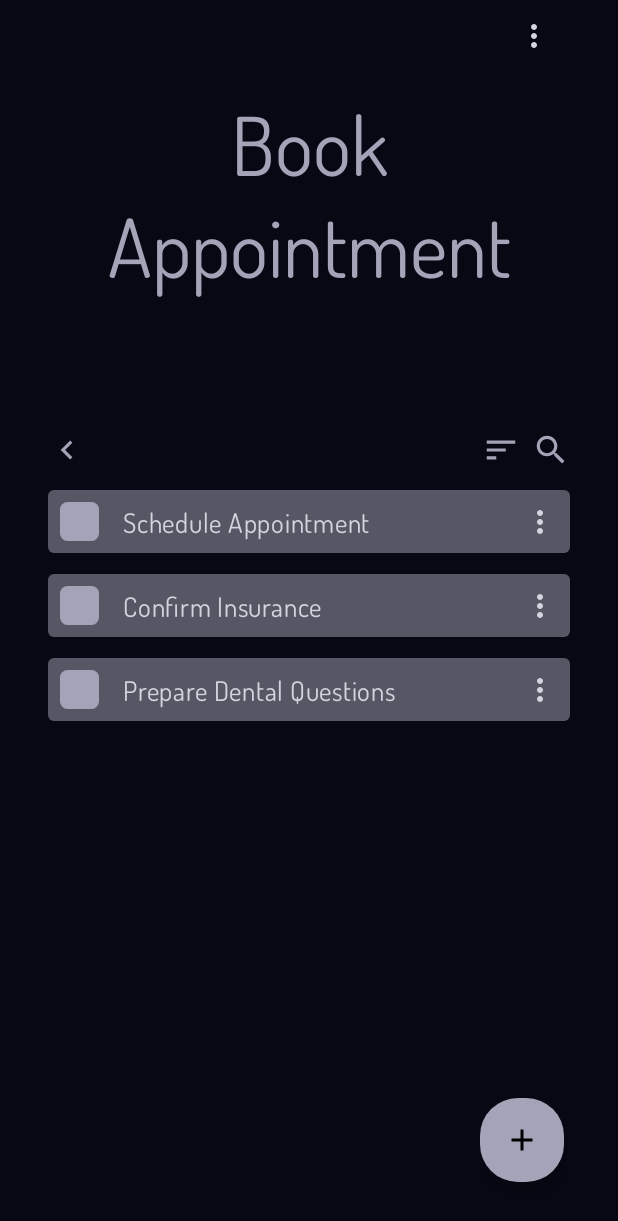
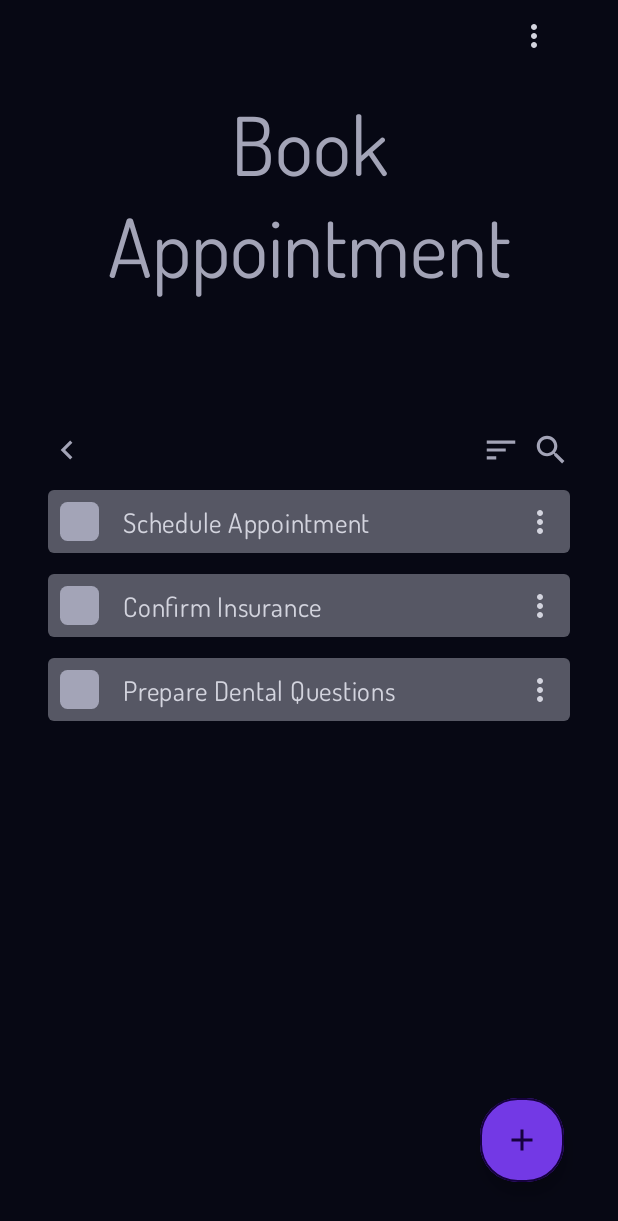
Before and after one commit to TobyNatooor/app-dev-todo, an Android app built with Jetpack Compose: the screen it shows after launch (MainActivity), after a tap on "Book Appointment", on a phone screen of 412 x 824 dp. Shown: the top 1221 px of the screen. Run offline under Robolectric (Android 15) with nearby library versions, the phone set to English and light mode, and no system bars; our stand-ins replace Room's generated code.

Commit message:
edit task new color and font, and new "new button"

```diff
--- a/app/src/main/java/com/example/todo_app/ui/feature/home/HomeList.kt
+++ b/app/src/main/java/com/example/todo_app/ui/feature/home/HomeList.kt
@@ -26,6 +26,7 @@ import androidx.compose.material.icons.filled.Search
 import androidx.compose.material3.Button
 import androidx.compose.material3.ButtonDefaults
 import androidx.compose.material3.Card
+import androidx.compose.material3.CardDefaults
 import androidx.compose.material3.DropdownMenu
 import androidx.compose.material3.DropdownMenuItem
 import androidx.compose.material3.HorizontalDivider
@@ -380,6 +381,9 @@ private fun ListCard(
             }
             focusManager.clearFocus()
         },
+        colors = CardDefaults.cardColors(
+            containerColor = neutral2,
+        ),
         modifier = if (todos.isEmpty()) {
             Modifier.aspectRatio(1f)
         } else {
@@ -442,6 +446,9 @@ private fun NewListCard(
 ) {
 
     return Card(
+        colors = CardDefaults.cardColors(
+            containerColor = neutral2,
+        ),
         modifier = Modifier.aspectRatio(1f)
     ) {
         Column(modifier = Modifier.padding(10.dp, 10.dp)) {
--- a/app/src/main/java/com/example/todo_app/ui/feature/home/HomeScreen.kt
+++ b/app/src/main/java/com/example/todo_app/ui/feature/home/HomeScreen.kt
@@ -1,5 +1,6 @@
 package com.example.todo_app.ui.feature.home
 
+import androidx.compose.foundation.border
 import androidx.compose.foundation.clickable
 import androidx.compose.foundation.interaction.MutableInteractionSource
 import com.example.todo_app.data.AppDatabase
@@ -118,10 +119,11 @@ fun AddButton(
                 viewModel.addClicked()
             }
         },
-        // Remove shape parameter for default shape (square with rounded corners)
         shape = RoundedCornerShape(45, 45, 45, 45),
         containerColor = primary2,
-        modifier = Modifier.padding(20.dp)
+        modifier = Modifier
+            .padding(20.dp)
+            .border(1.dp, primary4, RoundedCornerShape(45, 45, 45, 45))
     ) {
         Icon(
             imageVector = Icons.Filled.Add,
--- a/app/src/main/java/com/example/todo_app/ui/feature/toDoList/ToDoListScreen.kt
+++ b/app/src/main/java/com/example/todo_app/ui/feature/toDoList/ToDoListScreen.kt
@@ -1,5 +1,6 @@
 package com.example.todo_app.ui.feature.toDoList
 
+import androidx.compose.foundation.border
 import androidx.compose.foundation.clickable
 import androidx.compose.foundation.interaction.MutableInteractionSource
 import com.example.todo_app.data.AppDatabase
@@ -24,6 +25,7 @@ import androidx.lifecycle.viewmodel.compose.viewModel
 import androidx.navigation.NavController
 import com.example.todo_app.ui.feature.common.LoadingScreen
 import com.example.todo_app.ui.theme.TodoappTheme
+import com.example.todo_app.ui.theme.*
 
 @Composable
 fun ToDoListScreen(
@@ -82,14 +84,16 @@ fun AddButton(viewModel: ToDoListViewModel) {
         onClick = {
             viewModel.addToDoItem()
         },
-        // Remove shape parameter for default shape (square with rounded corners)
         shape = RoundedCornerShape(45, 45, 45, 45),
-        modifier = Modifier.padding(20.dp)
+        containerColor = primary2,
+        modifier = Modifier
+            .padding(20.dp)
+            .border(1.dp, primary4, RoundedCornerShape(45, 45, 45, 45))
     ) {
         Icon(
             imageVector = Icons.Filled.Add,
             contentDescription = "Add new to do",
-            tint = Color.Black
+            tint = primary4
         )
     }
 }
--- a/app/src/main/java/com/example/todo_app/ui/theme/Theme.kt
+++ b/app/src/main/java/com/example/todo_app/ui/theme/Theme.kt
@@ -10,7 +10,7 @@ import androidx.compose.ui.graphics.Color
 private val DarkColorScheme = darkColorScheme(
     background = background,
     onBackground = onBackgroundAndButton,
-    primary = checkedBox,
+    primary = primary3,
     onPrimary = Color.Black,
     primaryContainer = onBackgroundAndButton,
     onSecondary = buttonIcon,
--- a/app/src/main/java/com/example/todo_app/ui/theme/ThemeColors.kt
+++ b/app/src/main/java/com/example/todo_app/ui/theme/ThemeColors.kt
@@ -33,7 +33,7 @@ val red1 = Color(0xFFFA948E)
 val red0 = Color(0xFFFFE7E5)
 
 val background = neutral4
-val checkedBox = green1
+val checkedBox = green2
 val folder = Color(0xFF355D68)
 val list = neutral2
 val onBackgroundAndButton = neutral1
```
Also changed, not shown: app/src/main/java/com/example/todo_app/ui/feature/toDoOptions/ToDoOptions.kt (+38 -17 lines), app/src/main/java/com/example/todo_app/ui/feature/toDoOptions/ToDoOptionsScreen.kt (+6 -4 lines).
